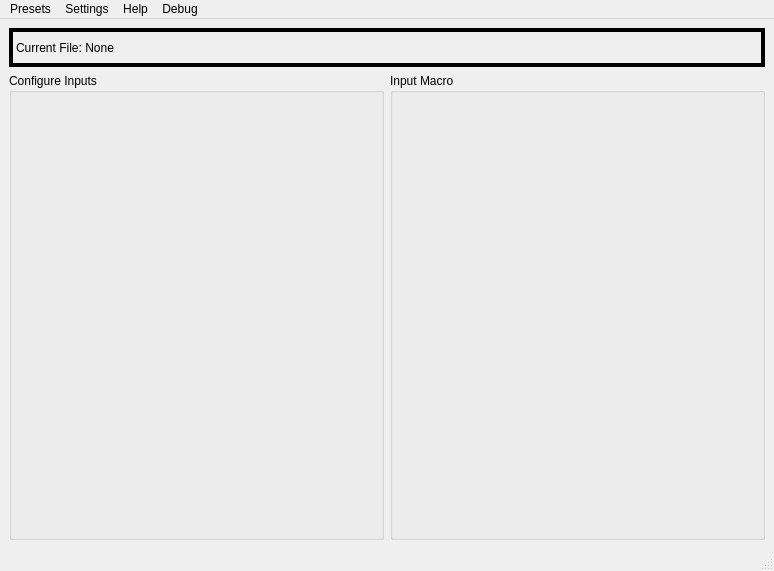
The window that OpenMacro-GUI/App/mainwindow.ui (jerry20091103/OpenMacro) describes before a commit, drawn with Qt 5.
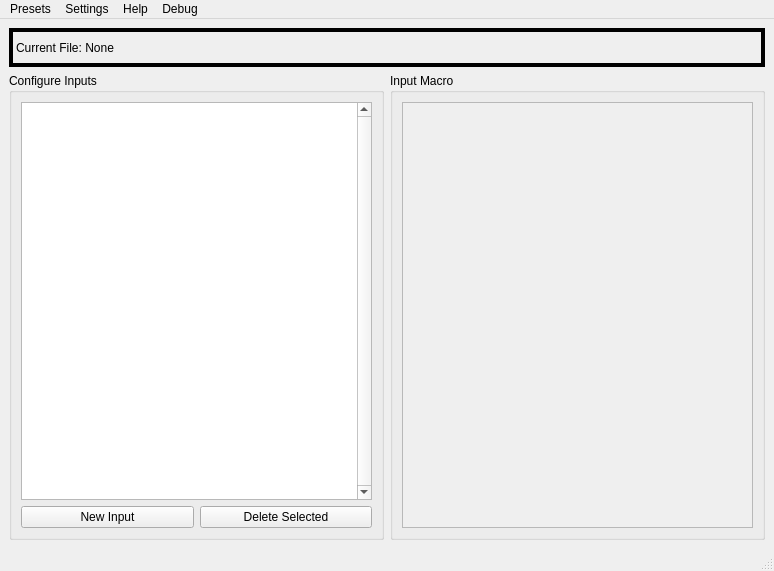
The same window after the commit. Custom widgets are drawn as their Qt base class.

Commit message: Preparation for displaying list of inputs

```diff
--- a/OpenMacro-GUI/App/mainwindow.ui
+++ b/OpenMacro-GUI/App/mainwindow.ui
@@ -38,7 +38,7 @@
      </widget>
     </item>
     <item>
-     <layout class="QHBoxLayout" name="horizontalLayout" stretch="0,0">
+     <layout class="QHBoxLayout" name="horizontalLayout" stretch="1,1">
       <property name="sizeConstraint">
        <enum>QLayout::SetDefaultConstraint</enum>
       </property>
@@ -47,6 +47,39 @@
         <property name="title">
          <string>Configure Inputs</string>
         </property>
+        <layout class="QVBoxLayout" name="verticalLayout_2" stretch="9,1">
+         <item>
+          <widget class="QListWidget" name="inputList">
+           <property name="layoutDirection">
+            <enum>Qt::LeftToRight</enum>
+           </property>
+           <property name="verticalScrollBarPolicy">
+            <enum>Qt::ScrollBarAlwaysOn</enum>
+           </property>
+           <property name="itemAlignment">
+            <set>Qt::AlignLeading</set>
+           </property>
+          </widget>
+         </item>
+         <item>
+          <layout class="QHBoxLayout" name="horizontalLayout_3">
+           <item>
+            <widget class="QPushButton" name="newInputButton">
+             <property name="text">
+              <string>New Input</string>
+             </property>
+            </widget>
+           </item>
+           <item>
+            <widget class="QPushButton" name="pushButton">
+             <property name="text">
+              <string>Delete Selected</string>
+             </property>
+            </widget>
+           </item>
+          </layout>
+         </item>
+        </layout>
        </widget>
       </item>
       <item>
@@ -54,6 +87,25 @@
         <property name="title">
          <string>Input Macro</string>
         </property>
+        <layout class="QVBoxLayout" name="verticalLayout_3">
+         <item>
+          <widget class="QScrollArea" name="scrollArea_2">
+           <property name="widgetResizable">
+            <bool>true</bool>
+           </property>
+           <widget class="QWidget" name="scrollAreaWidgetContents_2">
+            <property name="geometry">
+             <rect>
+              <x>0</x>
+              <y>0</y>
+              <width>345</width>
+              <height>405</height>
+             </rect>
+            </property>
+           </widget>
+          </widget>
+         </item>
+        </layout>
        </widget>
       </item>
      </layout>
```
Left out of the diff: 51 changed lines with no effect on the pictures. The commit also changes 1 other file.
